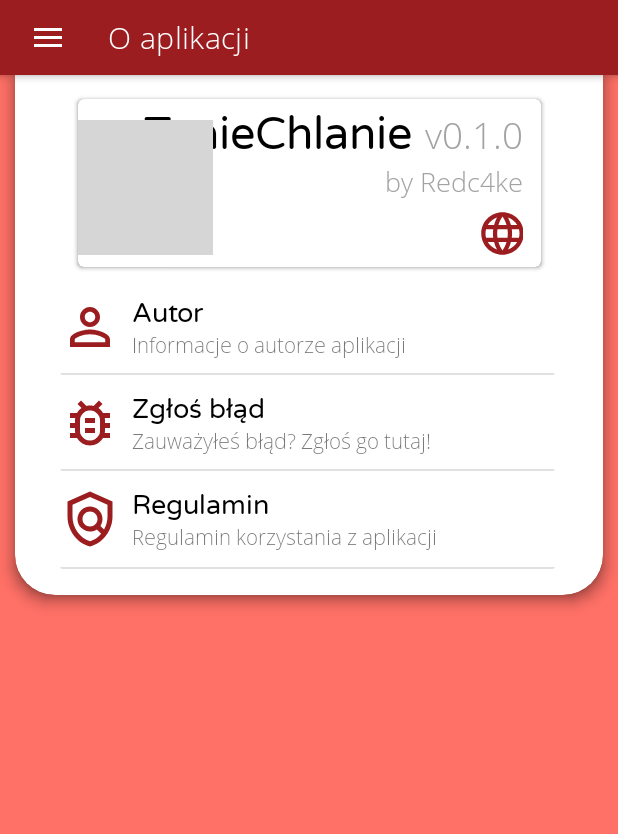
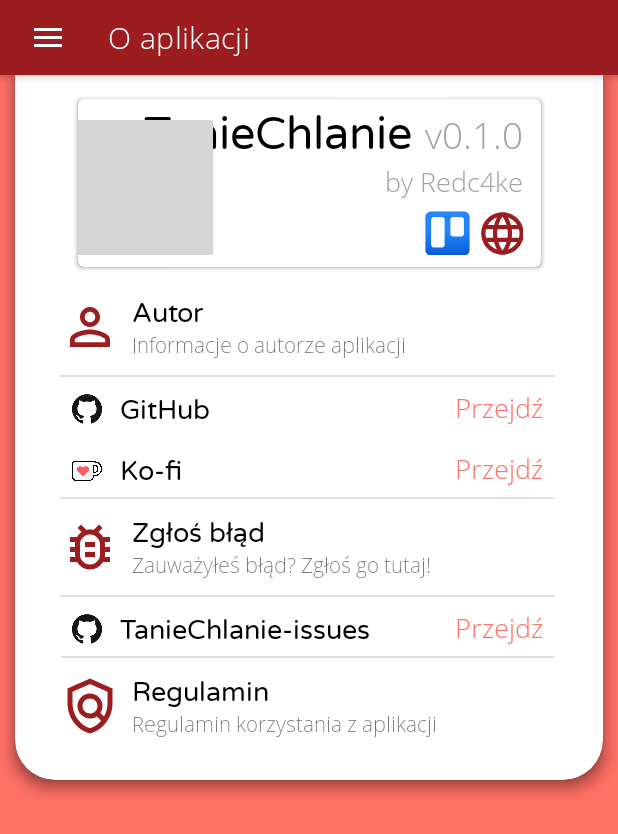
Before and after one commit to RedC4ke/TanieChlanie, an Android app: the AboutFragment screen opened through its navigation route, after a tap on an icon or button, on a phone screen of 412 x 824 dp. Shown: the top 834 px of the screen. Run offline under Robolectric (Android 15) with nearby library versions, the phone set to English and light mode, and no system bars; our stand-ins replace Firebase (no records; nobody signed in at launch, a user with empty details on screens opened directly), navigation-ui; 4 statements that could not run were skipped; 3 other taps on this screen came first; grey boxes are pictures that could not be loaded.

Commit message:
About page done

```diff
--- a/app/src/main/java/com/redc4ke/taniechlanie/data/about/AboutRecyclerViewAdapter.kt
+++ b/app/src/main/java/com/redc4ke/taniechlanie/data/about/AboutRecyclerViewAdapter.kt
@@ -1,5 +1,6 @@
 package com.redc4ke.taniechlanie.data.about
 
+import android.opengl.Visibility
 import android.util.Log
 import android.view.LayoutInflater
 import android.view.View
@@ -60,15 +61,25 @@ class AboutRecyclerViewAdapter(private val frag: Fragment):
 
         if (position == headers.size-1) {
             val divider = view.about_row_divider
-            (divider.parent as ViewGroup).removeView(divider)
             view.updateLayoutParams<ViewGroup.MarginLayoutParams> {
                 this.bottomMargin = 26
             }
+            divider.visibility = View.GONE
         }
 
-        if (position in arrayListOf(0, 1)) {
-                addExpandable(view, subrows[position], position)
+        when (position) {
+            0,1 -> addExpandable(view, subrows[position], position)
+            2 -> view.about_row_mainCL.setOnClickListener {
+                (frag.requireActivity() as MainActivity)
+                        .openBrowser("https://taniechlanie.ml/regulamin")
+            }
         }
+
+        when (position) {
+            2 -> view.about_row_subrow.visibility = View.GONE
+        }
+
+
     }
 
     override fun getItemCount(): Int {
@@ -80,7 +91,7 @@ class AboutRecyclerViewAdapter(private val frag: Fragment):
         rv.layoutManager = LinearLayoutManager(context)
         rv.adapter = AboutRowAdapter(itemList, frag)
 
-        view.setOnClickListener {
+        view.about_row_mainCL.setOnClickListener {
             expanded[position] = !expanded[position]
             notifyItemChanged(position)
         }
@@ -91,6 +102,11 @@ class AboutRecyclerViewAdapter(private val frag: Fragment):
 }
 
 class AboutViewHolder(val view: View): RecyclerView.ViewHolder(view)
+
+
+
+
+
 
 class AboutRowAdapter(private val data: ArrayList<Subrow>, private val frag: Fragment):
     RecyclerView.Adapter<AboutRowViewHolder>() {
--- /dev/null
+++ b/app/src/main/res/drawable/mark_gradient_blue_trello.xml
@@ -0,0 +1,21 @@
+<vector xmlns:android="http://schemas.android.com/apk/res/android"
+    xmlns:aapt="http://schemas.android.com/aapt"
+    android:width="32dp"
+    android:height="32dp"
+    android:viewportWidth="32"
+    android:viewportHeight="32">
+  <path
+      android:pathData="M25,4H7C5.36,4 4,5.36 4,7V25C4,26.64 5.36,28 7,28H25C26.64,28 28,26.64 28,25V7C28,5.32 26.64,4 25,4ZM14.44,22.16C14.44,22.96 13.8,23.6 13,23.6H8.56C7.76,23.6 7.12,22.96 7.12,22.16V8.52C7.12,7.72 7.76,7.08 8.56,7.08H13C13.8,7.08 14.44,7.72 14.44,8.52V22.16ZM24.88,16.16C24.88,16.96 24.24,17.6 23.44,17.6H19C18.2,17.6 17.56,16.96 17.56,16.16V8.52C17.56,7.72 18.2,7.08 19,7.08H23.44C24.24,7.08 24.88,7.72 24.88,8.52V16.16Z">
+    <aapt:attr name="android:fillColor">
+      <gradient
+          android:startY="14.4526"
+          android:startX="15.9829"
+          android:endY="37.1554"
+          android:endX="15.9829"
+          android:type="linear">
+        <item android:offset="0" android:color="#FF2684FF"/>
+        <item android:offset="0.75" android:color="#FF0052CC"/>
+      </gradient>
+    </aapt:attr>
+  </path>
+</vector>
--- a/app/src/main/res/layout/fragment_about.xml
+++ b/app/src/main/res/layout/fragment_about.xml
@@ -93,15 +93,44 @@
                         app:layout_constraintBottom_toBottomOf="parent"
                         app:layout_constraintEnd_toEndOf="parent">
 
+                        <androidx.constraintlayout.widget.ConstraintLayout
+                            android:layout_width="match_parent"
+                            android:layout_height="match_parent"
+                            android:layout_weight="1">
+
                             <ImageView
                                 android:id="@+id/imageView6"
+                                android:layout_width="39dp"
+                                android:layout_height="39dp"
+                                android:layout_gravity="top"
+                                android:layout_weight="1"
+                                android:onClick="openBrowserFromTextView"
+                                android:tag="https://trello.com/b/VIVOwbak/taniechlanie-roadmap"
+                                app:layout_constraintBottom_toBottomOf="parent"
+                                app:layout_constraintEnd_toEndOf="parent"
+                                app:layout_constraintTop_toTopOf="parent"
+                                app:layout_constraintVertical_bias="0.42"
+                                app:srcCompat="@drawable/mark_gradient_blue_trello" />
+                        </androidx.constraintlayout.widget.ConstraintLayout>
+
+                        <androidx.constraintlayout.widget.ConstraintLayout
+                            android:layout_width="match_parent"
+                            android:layout_height="match_parent"
+                            android:layout_weight="1">
+
+                            <ImageView
+                                android:id="@+id/imageView7"
                                 android:layout_width="34dp"
                                 android:layout_height="35dp"
                                 android:layout_weight="1"
                                 android:onClick="openBrowserFromTextView"
                                 android:tag="https://taniechlanie.ml/"
+                                app:layout_constraintEnd_toEndOf="parent"
+                                app:layout_constraintTop_toTopOf="parent"
                                 app:srcCompat="@drawable/ic_outline_language_24"
                                 app:tint="@color/red_heavy" />
+                        </androidx.constraintlayout.widget.ConstraintLayout>
+
                     </LinearLayout>
 
                 </androidx.constraintlayout.widget.ConstraintLayout>
--- a/app/src/main/res/layout/row_about.xml
+++ b/app/src/main/res/layout/row_about.xml
@@ -12,10 +12,64 @@
         android:layout_width="match_parent"
         android:layout_height="match_parent"
         android:background="@color/white"
+        app:layout_constraintEnd_toEndOf="parent"
+        app:layout_constraintStart_toStartOf="parent"
+        app:layout_constraintTop_toTopOf="parent">
+
+        <androidx.constraintlayout.widget.ConstraintLayout
+            android:id="@+id/about_row_mainCL"
+            android:layout_width="match_parent"
+            android:layout_height="match_parent"
+            android:clickable="true"
+            android:focusable="true"
+            android:foreground="?android:attr/selectableItemBackground"
             android:paddingTop="10dp"
             app:layout_constraintEnd_toEndOf="parent"
             app:layout_constraintStart_toStartOf="parent"
             app:layout_constraintTop_toTopOf="parent">
+
+            <ImageView
+                android:id="@+id/about_row_IV"
+                android:layout_width="40dp"
+                android:layout_height="40dp"
+                android:layout_marginTop="2dp"
+                android:backgroundTint="@color/red_heavy"
+                android:clipChildren="false"
+                android:clipToPadding="false"
+                android:contentDescription="About section logo"
+                android:foregroundTint="@color/red_heavy"
+                app:layout_constraintStart_toStartOf="parent"
+                app:layout_constraintTop_toTopOf="parent"
+                app:tint="@color/red_heavy" />
+
+            <FrameLayout
+                android:id="@+id/frameLayout5"
+                android:layout_width="match_parent"
+                android:layout_height="10dp"
+                app:layout_constraintEnd_toEndOf="parent"
+                app:layout_constraintStart_toStartOf="parent"
+                app:layout_constraintTop_toBottomOf="@+id/about_row_descriptionTV">
+
+            </FrameLayout>
+
+            <androidx.constraintlayout.widget.ConstraintLayout
+                android:layout_width="match_parent"
+                android:layout_height="match_parent"
+                tools:layout_editor_absoluteY="10dp">
+
+            </androidx.constraintlayout.widget.ConstraintLayout>
+
+            <TextView
+                android:id="@+id/about_row_descriptionTV"
+                android:layout_width="wrap_content"
+                android:layout_height="wrap_content"
+                android:layout_marginStart="8dp"
+                android:clipChildren="false"
+                android:clipToPadding="false"
+                android:fontFamily="@font/open_sans_light"
+                app:layout_constraintStart_toEndOf="@+id/about_row_IV"
+                app:layout_constraintTop_toBottomOf="@+id/about_row_headerTV"
+                tools:text="Lorem ipsum dolor sit amet" />
 
             <TextView
                 android:id="@+id/about_row_headerTV"
@@ -31,41 +85,7 @@
                 app:layout_constraintTop_toTopOf="parent"
                 tools:text="Lorem ipsum" />
 
-        <ImageView
-            android:id="@+id/about_row_IV"
-            android:layout_width="40dp"
-            android:layout_height="40dp"
-            android:layout_marginTop="2dp"
-            android:backgroundTint="@color/red_heavy"
-            android:clipChildren="false"
-            android:clipToPadding="false"
-            android:contentDescription="About section logo"
-            android:foregroundTint="@color/red_heavy"
-            app:layout_constraintStart_toStartOf="parent"
-            app:layout_constraintTop_toTopOf="parent"
-            app:tint="@color/red_heavy" />
-
-        <TextView
-            android:id="@+id/about_row_descriptionTV"
-            android:layout_width="wrap_content"
-            android:layout_height="wrap_content"
-            android:layout_marginStart="8dp"
-            android:clipChildren="false"
-            android:clipToPadding="false"
-            android:fontFamily="@font/open_sans_light"
-            app:layout_constraintStart_toEndOf="@+id/about_row_IV"
-            app:layout_constraintTop_toBottomOf="@+id/about_row_headerTV"
-            tools:text="Lorem ipsum dolor sit amet" />
-
-        <FrameLayout
-            android:id="@+id/frameLayout5"
-            android:layout_width="match_parent"
-            android:layout_height="10dp"
-            app:layout_constraintEnd_toEndOf="parent"
-            app:layout_constraintStart_toStartOf="parent"
-            app:layout_constraintTop_toBottomOf="@+id/about_row_descriptionTV">
-
-        </FrameLayout>
+        </androidx.constraintlayout.widget.ConstraintLayout>
 
         <androidx.constraintlayout.widget.ConstraintLayout
             android:id="@+id/about_row_subrow"
@@ -74,7 +94,7 @@
             android:background="@color/white"
             app:layout_constraintEnd_toEndOf="parent"
             app:layout_constraintStart_toStartOf="parent"
-            app:layout_constraintTop_toBottomOf="@+id/frameLayout5">
+            app:layout_constraintTop_toBottomOf="@+id/about_row_mainCL">
 
             <View
                 android:id="@+id/divider3"
--- a/app/src/main/res/layout/row_about_expanded.xml
+++ b/app/src/main/res/layout/row_about_expanded.xml
@@ -6,7 +6,10 @@
     android:layout_height="wrap_content"
     android:background="#00FFFFFF"
     android:paddingTop="7dp"
-    android:paddingBottom="7dp">
+    android:paddingBottom="7dp"
+    android:focusable="true"
+    android:clickable="true"
+    android:foreground="?android:attr/selectableItemBackground">
 
     <ImageView
         android:id="@+id/about_subrow_IV"
--- a/build.gradle
+++ b/build.gradle
@@ -6,7 +6,7 @@ buildscript {
         jcenter()
     }
     dependencies {
-        classpath "com.android.tools.build:gradle:4.2.0-alpha16"
+        classpath 'com.android.tools.build:gradle:7.0.0-alpha02'
         classpath "org.jetbrains.kotlin:kotlin-gradle-plugin:$kotlin_version"
         classpath "androidx.navigation:navigation-safe-args-gradle-plugin:2.3.1"
         classpath 'com.google.gms:google-services:4.3.4'
```
Also changed, not shown: gradle/wrapper/gradle-wrapper.properties. Lines whose indentation alone changed are shown as unchanged.
